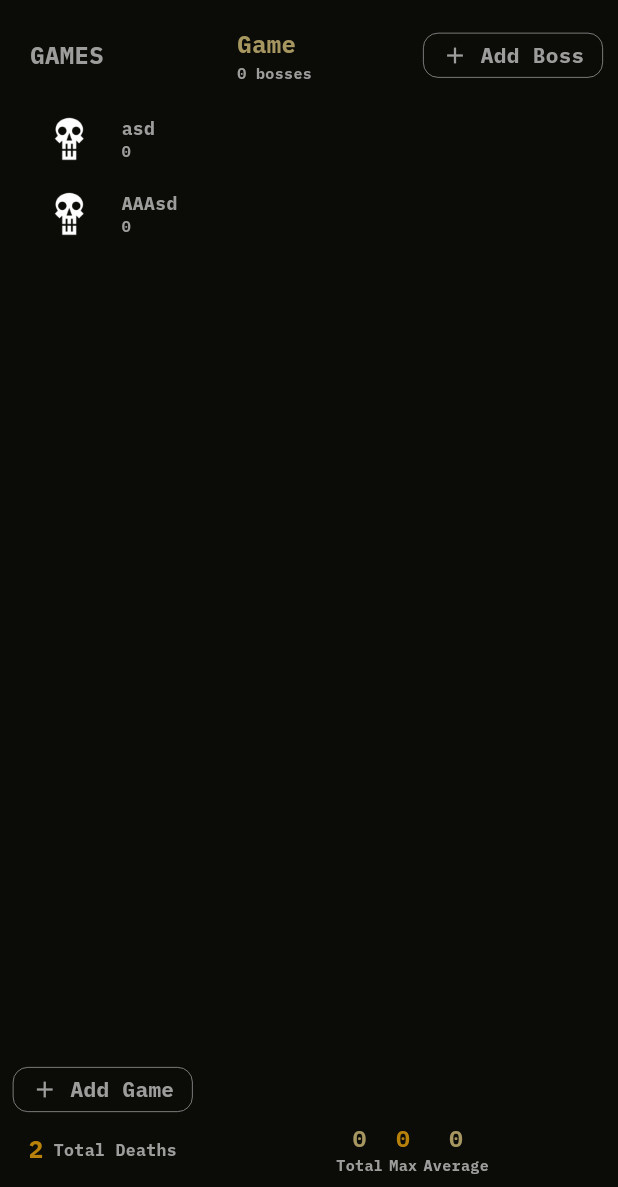
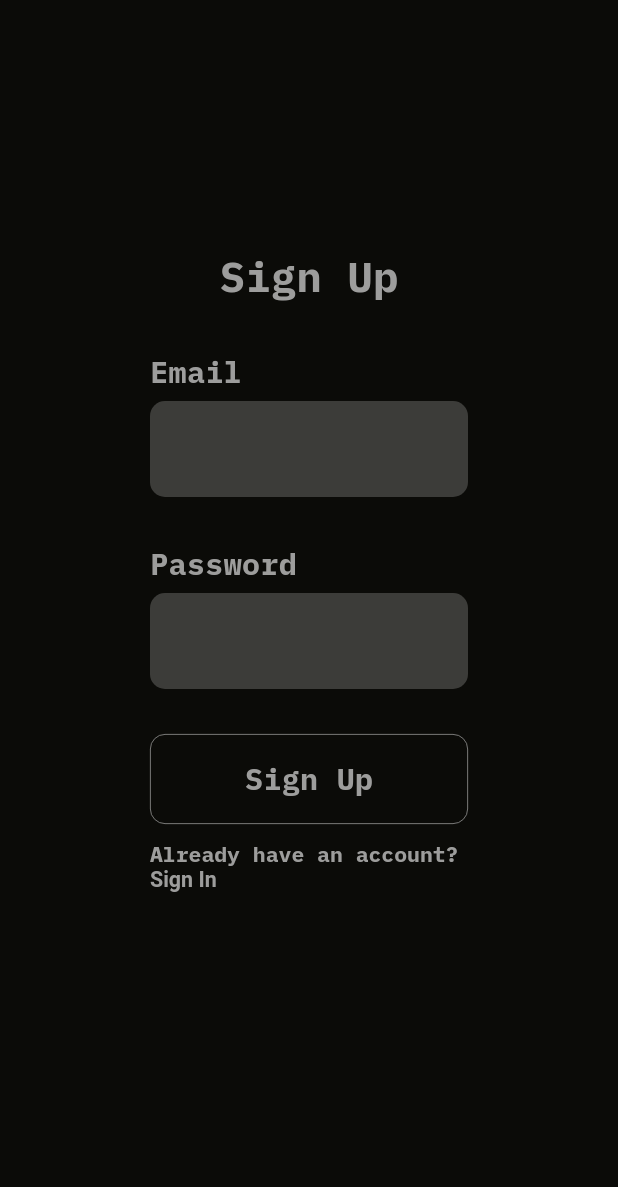
Before and after one commit to Wonder849/Death-Counter, a Flutter app: the screen it shows after launch, on a phone screen of 412 x 824 dp, the part 49-1236 px from its top. Run offline on Flutter 3.47's test engine with Material 3 defaults, Android fonts, the light colour scheme and no system bars; missing offline and left inert: window_manager.

Commit message:
Fix list add bug

```diff
--- a/lib/lists/lists_appearance/lists_headers.dart
+++ b/lib/lists/lists_appearance/lists_headers.dart
@@ -75,7 +75,8 @@ class BossListHeader extends StatelessWidget {
                   mainAxisAlignment: MainAxisAlignment.center,
                   children: [
                     Text(
-                      selectedIndex == -1 ? "Game" : updatedGamesList[selectedIndex].gameName,
+                      selectedIndex == -1 ? "Game" : updatedGamesList[selectedIndex].gameName.isNotEmpty?
+                      updatedGamesList[selectedIndex].gameName : "Uknown" ,
                       style: TextStyle(
                         color: MyColors.almostYellowColor,
                         fontSize: MySizes.titlesTextSz,
--- a/lib/lists/lists_controllers/games_list_controller.dart
+++ b/lib/lists/lists_controllers/games_list_controller.dart
@@ -1,3 +1,5 @@
+// ignore_for_file: non_constant_identifier_names
+
 import 'package:death_counter/models/game_model.dart';
 import 'package:flutter/material.dart';
 import 'package:death_counter/models/boss_model.dart';
--- a/lib/main.dart
+++ b/lib/main.dart
@@ -2,6 +2,7 @@ import 'package:death_counter/lists/lists_controllers/boss_list_controller.dart'
 import 'package:death_counter/lists/lists_controllers/games_list_controller.dart';
 import 'package:death_counter/models/boss_model.dart';
 import 'package:death_counter/models/game_model.dart';
+import 'package:death_counter/pages/auth_page.dart';
 import 'package:death_counter/styles/colors.dart';
 import 'package:flutter/material.dart';
 import 'package:window_manager/window_manager.dart';
@@ -48,8 +49,12 @@ class MyApp extends StatelessWidget {
       theme: ThemeData(textTheme: ThemeData.dark().textTheme.apply(
         bodyColor: MyColors.whiteColor,
         fontFamily: 'IBMPlexMono'
-      )),
-      home: MainPage()
+      ),
+      hoverColor: MyColors.greyColor,
+      splashColor: Colors.transparent,
+    ),
+
+      home: AuthPage()
     );
   }
 }
--- /dev/null
+++ b/lib/pages/auth_page.dart
@@ -0,0 +1,158 @@
+import 'package:death_counter/styles/colors.dart';
+import 'package:death_counter/styles/sizes.dart';
+import 'package:death_counter/utils/buttons.dart';
+import 'package:death_counter/utils/title_bar.dart';
+import 'package:flutter/gestures.dart';
+import 'package:flutter/material.dart';
+
+class AuthPage extends StatefulWidget {
+  const AuthPage({super.key});
+
+  @override
+  State<AuthPage> createState() => _AuthPageState();
+}
+
+class _AuthPageState extends State<AuthPage> {
+
+  final _emailController = TextEditingController();
+  final _passwordController = TextEditingController();
+
+  bool isSignUp = true;
+
+  @override
+  void dispose() {
+    _emailController.dispose();
+    _passwordController.dispose();
+    super.dispose();
+  }
+
+  @override
+  Widget build(BuildContext context) {
+    return Scaffold(
+      backgroundColor: MyColors.mainDarkColor,
+      body: Column(
+        children: [
+          CustomTitleBar(),
+          Expanded(
+            child: Padding(
+              padding: EdgeInsetsGeometry.only(left: 100, right: 100, bottom: 40),
+              child: Center(
+                child: Container(
+                   decoration: BoxDecoration(
+                    borderRadius: BorderRadiusGeometry.circular(10),
+                  ),
+                  child: Column(
+                    mainAxisAlignment: MainAxisAlignment.center ,
+                    spacing: 30,
+                    children: [
+                      Text(
+                        isSignUp? "Sign Up" : "Sign In",
+                        style: TextStyle(
+                          fontSize: MySizes.authPageTitleTextSz
+                        ),
+                      ),
+                      Column(
+                        crossAxisAlignment: CrossAxisAlignment.start,
+                        spacing: 5,
+                        children: [
+                          Text(
+                            "Email",
+                            style: TextStyle(
+                              fontSize: MySizes.authPageSubTitleTextSz
+                            ),
+                          ),
+                          TextField(
+                            controller: _emailController,
+                            cursorColor: MyColors.whiteColor,
+                            decoration: InputDecoration(
+                              isDense: true,
+                              contentPadding: EdgeInsets.symmetric(vertical: 20.0, horizontal: 10.0),
+                              filled: true,
+                              fillColor : MyColors.modalTextFieldColor,
+                              enabledBorder: OutlineInputBorder(
+                                borderSide: BorderSide(color: Colors.transparent),
+                                borderRadius: BorderRadius.circular(10),
+                              ),
+                              focusedBorder: OutlineInputBorder(
+                                borderSide: BorderSide(color: Colors.transparent),
+                                borderRadius: BorderRadius.circular(10),
+                              )
+                            ),
+                          ),
+                        ],
+                      ),
+                      Column(
+                        crossAxisAlignment: CrossAxisAlignment.start,
+                        spacing: 5,
+                        children: [
+                          Text(
+                            "Password",
+                            style: TextStyle(
+                              fontSize: MySizes.authPageSubTitleTextSz
+                            ),
+                          ),
+                          TextField(
+                            controller: _passwordController,
+                            cursorColor: MyColors.whiteColor,
+                            decoration: InputDecoration(
+                              isDense: true,
+                              contentPadding: EdgeInsets.symmetric(vertical: 20.0, horizontal: 10.0),
+                              filled: true,
+                              fillColor : MyColors.modalTextFieldColor,
+                              enabledBorder: OutlineInputBorder(
+                                borderSide: BorderSide(color: Colors.transparent),
+                                borderRadius: BorderRadius.circular(10),
+                              ),
+                              focusedBorder: OutlineInputBorder(
+                                borderSide: BorderSide(color: Colors.transparent),
+                                borderRadius: BorderRadius.circular(10),
+                              )
+                            ),
+                          ),
+                        ],
+                      ),
+                      Column(
+                        spacing: 10,
+                        children: [
+                          MyActionButton(
+                            width: MediaQuery.widthOf(context),
+                            height: 60,
+                            text: isSignUp? "Sign Up" : "Sign In",
+                            fontSize: MySizes.authPageSubTitleTextSz,
+                            onPressed: () {}
+                          ),
+                          RichText(
+                        text: TextSpan(
+                          style: TextStyle(
+                            color: MyColors.whiteColor,
+                            fontFamily: 'IBMPlexMono',
+                            fontSize: MySizes.authPageSubTitleTextSz/1.4,
+                          ),
+                          children: [
+                            TextSpan(text: isSignUp? "Already have an account? " : "Don't have an account? "),
+                            TextSpan(
+                              text: isSignUp? "Sign In" : "Sign Up",
+                              style: TextStyle(color: MyColors.whiteColor, fontWeight: FontWeight.bold),
+                              recognizer: TapGestureRecognizer()
+                                ..onTap = () {
+                                  setState(() {
+                                    isSignUp = !isSignUp;
+                                  });
+                                },
+                            ),
+                          ]
+                        ),
+                      )
+                        ],
+                      ),
+                    ],
+                  ),
+                ),
+              ),
+            )
+          )
+        ],
+      )
+    );
+  }
+}
--- a/lib/pages/boss_page.dart
+++ b/lib/pages/boss_page.dart
@@ -63,7 +63,7 @@ class _BossPageState extends State<BossPage> {
                               crossAxisAlignment: CrossAxisAlignment.start,
                               children: [
                                 Text(
-                                  currentBoss.bossTitle,
+                                  currentBoss.bossTitle.isNotEmpty? currentBoss.bossTitle : "Uknown",
                                   style: TextStyle(
                                     color: MyColors.almostYellowColor,
                                     fontSize: MySizes.bossPageTitleTextSz,
@@ -189,7 +189,7 @@ class _BossPageState extends State<BossPage> {
                                     color: MyColors.whiteColor,
                                   ),
                                   onPressed: () async {
-                                    bool? agree =  await showDialog(
+                                    bool? answer =  await showDialog(
                                       context: context,
                                       builder: (context) { return InformModal(
                                         message: "Are you sure you want to reset deaths?",
@@ -198,7 +198,7 @@ class _BossPageState extends State<BossPage> {
                                       );}
                                     );
 
-                                    if(agree != null && agree == true) {
+                                    if(answer != null && answer == true) {
                                       bossListController.ChangeBossInfo(
                                         bossIndex: bossListController.bossList.indexOf(currentBoss),
                                         bossDeaths: 0
--- a/lib/styles/sizes.dart
+++ b/lib/styles/sizes.dart
@@ -21,7 +21,7 @@ class MySizes
   static const double buttonIconSz = 20;
 
   static const double buttonActionWidth = 120;
-  static const double buttonActionHeight = 30;
+  static const double buttonActionHeight = 35;
   static const double buttonActionBorderRadius = 10;
 
   static const double modalTextHeadingsSz = 20;
@@ -45,4 +45,7 @@ class MySizes
   static const double bossPageDeathsWidth = 150;
 
   static const double bossPageAddBtnSz = 120;
+
+  static const double authPageTitleTextSz = 28;
+  static const double authPageSubTitleTextSz = 20;
 }
--- a/lib/utils/buttons.dart
+++ b/lib/utils/buttons.dart
@@ -42,6 +42,8 @@ class MyActionButton extends StatelessWidget {
   final VoidCallback onPressed;
   final double width;
   final double height;
+  final double fontSize;
+
   const MyActionButton({
     super.key,
     this.icon,
@@ -49,6 +51,7 @@ class MyActionButton extends StatelessWidget {
     required this.onPressed,
     this.width = MySizes.buttonActionWidth,
     this.height = MySizes.buttonActionHeight,
+    this.fontSize = 14
   });
 
   @override
@@ -80,7 +83,7 @@ class MyActionButton extends StatelessWidget {
               ]
             ],
             if(text.isNotEmpty) ...[
-              Text(text, style: TextStyle(color: MyColors.whiteColor)),
+              Text(text, style: TextStyle(color: MyColors.whiteColor, fontSize: fontSize )),
             ]
           ],
         ),
```
Also changed, not shown: lib/modal_windows/add_boss_modal.dart (+18 -3 lines), lib/modal_windows/add_game_modal.dart (+35 -5 lines), lib/pages/main_page.dart (+9 -4 lines), lib/tiles/boss_tile.dart (+5 -3 lines), lib/tiles/game_tile.dart (+134 -8 lines).
